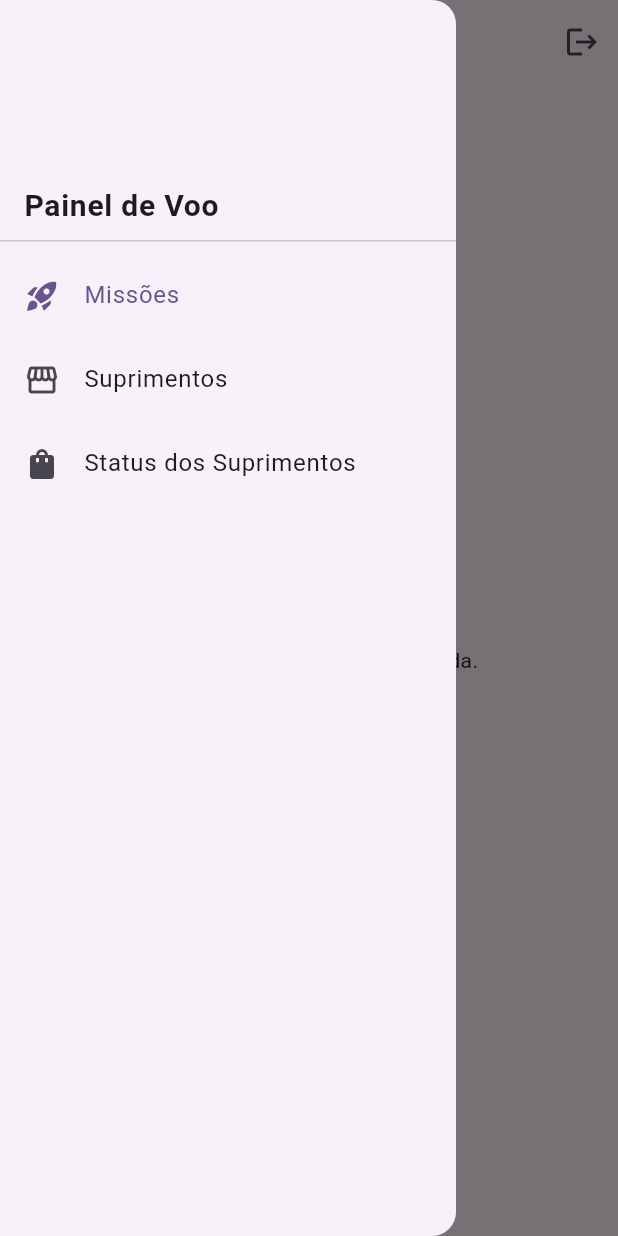
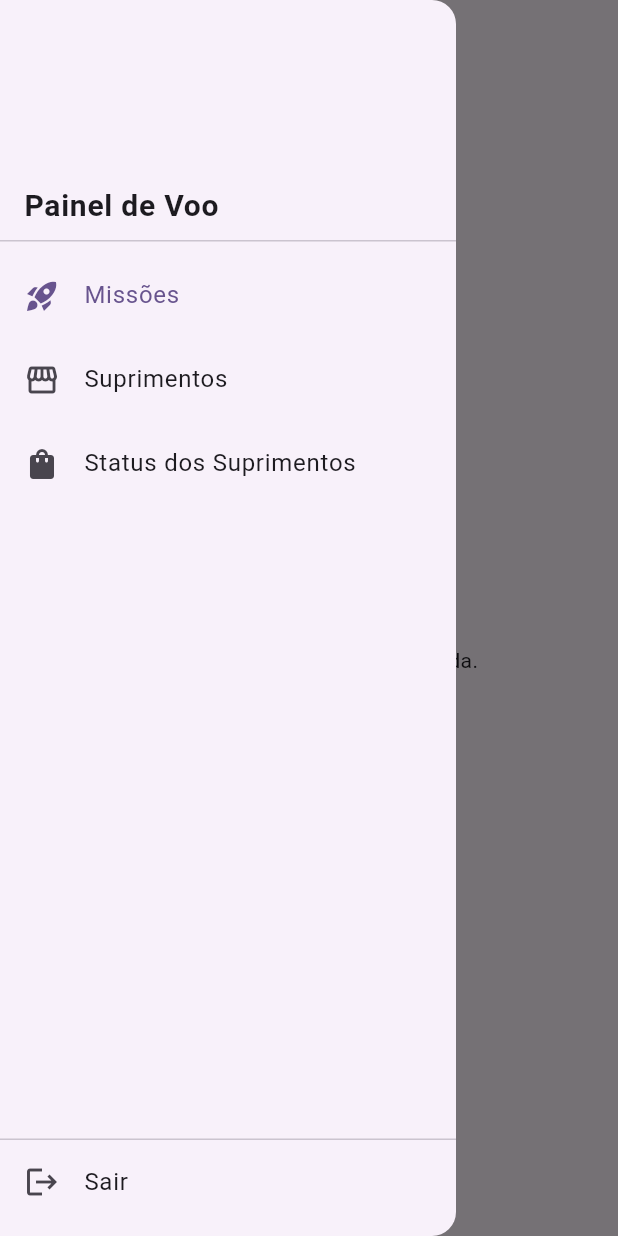
Before and after one commit to diogodcg/spacerout, a Flutter app: the screen it shows once a user with an empty profile is signed in, with the side drawer open, on a phone screen of 412 x 824 dp. Run offline on Flutter 3.47's test engine with Material 3 defaults, Android fonts, the phone set to English and light mode, and no system bars; our stand-ins replace flutter_riverpod, google_sign_in, image_picker, sign_in_with_apple, supabase_flutter; accounts and stored records are empty.

Commit message:
refactor: move botão de logout pro rodapé do Drawer
Ícone solto na AppBar virou um item "Sair" fixo embaixo da lista de
seções nos dois painéis, separado por divisor.

Co-Authored-By: Claude Sonnet 5 <noreply@anthropic.com>

```diff
--- a/app/lib/main.dart
+++ b/app/lib/main.dart
@@ -136,14 +136,11 @@ class _PainelResponsavelState extends ConsumerState<_PainelResponsavel> {
             ),
           ],
         ),
-        actions: [
-          IconButton(
-            icon: const Icon(Icons.logout),
-            onPressed: () => ref.read(authRepositoryProvider).signOut(),
-          ),
-        ],
       ),
       drawer: Drawer(
+        child: Column(
+          children: [
+            Expanded(
               child: ListView(
                 padding: EdgeInsets.zero,
                 children: [
@@ -159,11 +156,11 @@ class _PainelResponsavelState extends ConsumerState<_PainelResponsavel> {
                         const SizedBox(height: 12),
                         DropdownButtonFormField<String?>(
                           // DropdownButtonFormField.initialValue só é lido na
-                    // primeira montagem — sem essa key, o campo "gruda" no
-                    // valor inicial e não acompanha mudanças externas em
-                    // criancaSelecionadaProvider (ex.: trocar via lista, se
-                    // existisse, não refletiria aqui). A key força recriar o
-                    // FormField sempre que a seleção mudar por fora.
+                          // primeira montagem — sem essa key, o campo "gruda"
+                          // no valor inicial e não acompanha mudanças
+                          // externas em criancaSelecionadaProvider. A key
+                          // força recriar o FormField sempre que a seleção
+                          // mudar por fora.
                           key: ValueKey(criancaId),
                           initialValue: criancaId,
                           isExpanded: true,
@@ -202,6 +199,16 @@ class _PainelResponsavelState extends ConsumerState<_PainelResponsavel> {
                 ],
               ),
             ),
+            const Divider(height: 1),
+            ListTile(
+              leading: const Icon(Icons.logout),
+              title: const Text('Sair'),
+              onTap: () => ref.read(authRepositoryProvider).signOut(),
+            ),
+            const SizedBox(height: 8),
+          ],
+        ),
+      ),
       body: _painelResponsavelItens[_indice].tela,
     );
   }
@@ -228,14 +235,11 @@ class _DrawerShellState extends ConsumerState<_DrawerShell> {
     return Scaffold(
       appBar: AppBar(
         title: Text(widget.itens[_indice].titulo),
-        actions: [
-          IconButton(
-            icon: const Icon(Icons.logout),
-            onPressed: () => ref.read(authRepositoryProvider).signOut(),
-          ),
-        ],
       ),
       drawer: Drawer(
+        child: Column(
+          children: [
+            Expanded(
               child: ListView(
                 padding: EdgeInsets.zero,
                 children: [
@@ -261,6 +265,16 @@ class _DrawerShellState extends ConsumerState<_DrawerShell> {
                 ],
               ),
             ),
+            const Divider(height: 1),
+            ListTile(
+              leading: const Icon(Icons.logout),
+              title: const Text('Sair'),
+              onTap: () => ref.read(authRepositoryProvider).signOut(),
+            ),
+            const SizedBox(height: 8),
+          ],
+        ),
+      ),
       body: widget.itens[_indice].tela,
     );
   }
```
Also changed, not shown: 1 other file. Lines whose indentation alone changed are shown as unchanged.
